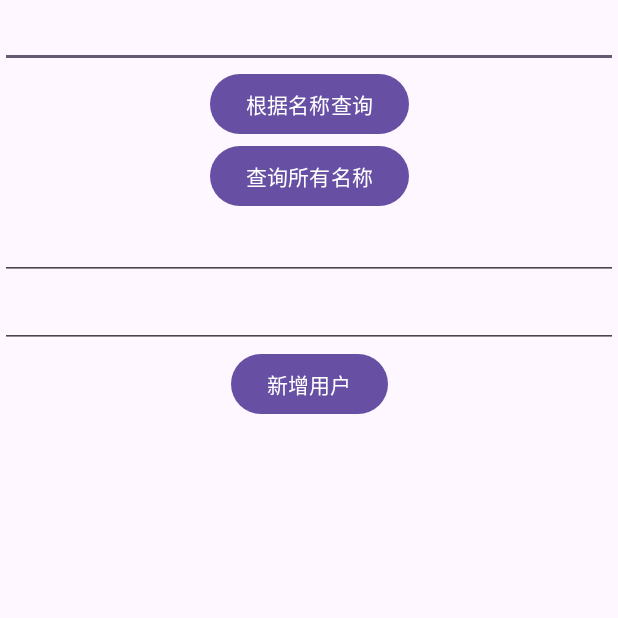
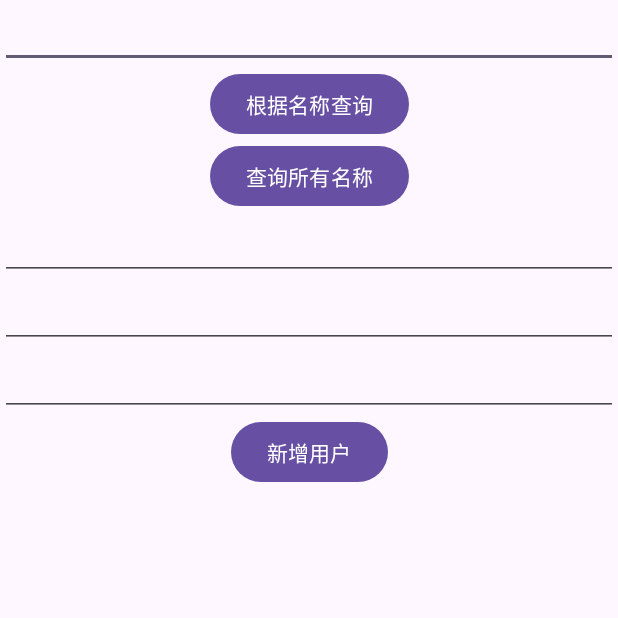
Before and after one commit to xiayiye5/CalculatorCompose, an Android app: the screen it shows after launch (MainActivity), after a tap on "新增用户", on a phone screen of 412 x 824 dp, the top half of it. Run offline under Robolectric (Android 15) with nearby library versions, the phone set to English and light mode, and no system bars; our stand-ins replace Room's generated code.

Commit message:
add:Room新增address字段进行数据库升级

```diff
--- a/FlowStudy/src/main/java/com/yhsh/flowstudy/MainActivity.kt
+++ b/FlowStudy/src/main/java/com/yhsh/flowstudy/MainActivity.kt
@@ -1,6 +1,7 @@
 package com.yhsh.flowstudy
 
 import android.os.Bundle
+import android.text.TextUtils
 import android.util.Log
 import android.view.View
 import android.widget.EditText
@@ -40,6 +41,7 @@ class MainActivity : AppCompatActivity() {
     lateinit var etByName: EditText
     lateinit var etInsertName: EditText
     lateinit var etInsertAge: EditText
+    lateinit var etInsertAddress: EditText
 
     @OptIn(DelicateCoroutinesApi::class)
     override fun onCreate(savedInstanceState: Bundle?) {
@@ -48,6 +50,7 @@ class MainActivity : AppCompatActivity() {
         etByName = findViewById(R.id.et_by_name)
         etInsertName = findViewById(R.id.et_insert_name)
         etInsertAge = findViewById(R.id.et_insert_age)
+        etInsertAddress = findViewById(R.id.et_insert_address)
         GlobalScope.launch(Dispatchers.Main) {
             val a = flow<Int> {
                 for (i in 0..10) {
@@ -131,7 +134,7 @@ class MainActivity : AppCompatActivity() {
                 ?.getPersonByName(etByName.text.toString().trim())
             queryName?.collect { person ->
                 person.forEach {
-                    Log.d("MainActivity", "通过名字查询 name:${it.name},age:${it.age}")
+                    Log.d(TAG, "通过名字查询 name:${it.name},age:${it.age},address:${it.address}")
                 }
             }
 //            queryName?.forEach {
@@ -145,16 +148,20 @@ class MainActivity : AppCompatActivity() {
             val allName = MyDataBase.getDb(applicationContext)?.getPersonRoomDao()?.getAll()
             allName?.collect { person ->
                 person.forEach {
-                    Log.d("MainActivity", "查询所有用户 name:${it.name},age:${it.age}")
+                    Log.d(TAG, "查询所有用户 name:${it.name},age:${it.age},address:${it.address}")
                 }
             }
         }
     }
 
     fun insert(view: View) {
-        val name = etInsertName.text.toString().trim()
-        val age = etInsertAge.text.toString().trim()
-        val p = PersonRoom(name, null, age.toInt())
+        var name = etInsertName.text.toString().trim()
+        var age = etInsertAge.text.toString().trim()
+        var address = etInsertAddress.text.toString().trim()
+        name = if (TextUtils.isEmpty(name)) "名字未知" else name
+        age = if (TextUtils.isEmpty(age)) "0" else age
+        address = if (TextUtils.isEmpty(address)) "地址未知" else age
+        val p = PersonRoom(name, null, age.toInt(), address)
         MainScope().launch(Dispatchers.IO) {
             MyDataBase.getDb(applicationContext)?.getPersonRoomDao()?.insertAccount(p)
         }
--- a/FlowStudy/src/main/java/com/yhsh/flowstudy/bean/PersonRoom.kt
+++ b/FlowStudy/src/main/java/com/yhsh/flowstudy/bean/PersonRoom.kt
@@ -9,5 +9,6 @@ data class PersonRoom(
     @ColumnInfo(name = "account") var name: String,
     //自动增长
     @PrimaryKey(autoGenerate = true) var id: Int? = null,
-    @ColumnInfo(name = "xuehao") var age: Int
+    @ColumnInfo(name = "xuehao") var age: Int,
+    @ColumnInfo(name = "address") var address: String
 )
--- a/FlowStudy/src/main/java/com/yhsh/flowstudy/dao/PersonRoomDao.kt
+++ b/FlowStudy/src/main/java/com/yhsh/flowstudy/dao/PersonRoomDao.kt
@@ -13,6 +13,7 @@ interface PersonRoomDao {
     fun getAll(): Flow<List<PersonRoom>>
 
     //根据传入的名称查询 使用:来查询传入的名字
+    //模糊匹配 @Query("select * from PersonDb where account like '%' || :name || '%'")
     @Query("select * from PersonDb where account=:name")
     fun getPersonByName(name: String): Flow<List<PersonRoom>>
 
--- a/FlowStudy/src/main/res/layout/activity_main.xml
+++ b/FlowStudy/src/main/res/layout/activity_main.xml
@@ -46,6 +46,12 @@
         android:layout_height="wrap_content"
         app:layout_constraintTop_toBottomOf="@+id/et_insert_name" />
 
+    <EditText
+        android:id="@+id/et_insert_address"
+        android:layout_width="match_parent"
+        android:layout_height="wrap_content"
+        app:layout_constraintTop_toBottomOf="@+id/et_insert_age" />
+
     <Button
         android:id="@+id/btInsert"
         android:layout_width="wrap_content"
@@ -54,5 +60,5 @@
         android:text="新增用户"
         app:layout_constraintEnd_toEndOf="parent"
         app:layout_constraintStart_toStartOf="parent"
-        app:layout_constraintTop_toBottomOf="@+id/et_insert_age" />
+        app:layout_constraintTop_toBottomOf="@+id/et_insert_address" />
 </androidx.constraintlayout.widget.ConstraintLayout>
```
Also changed, not shown: FlowStudy/src/main/java/com/yhsh/flowstudy/MyDataBase.kt (+18 -4 lines).
